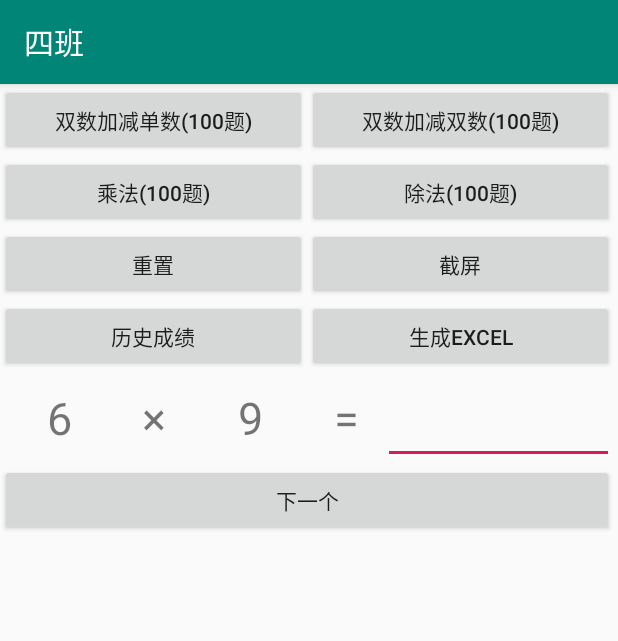
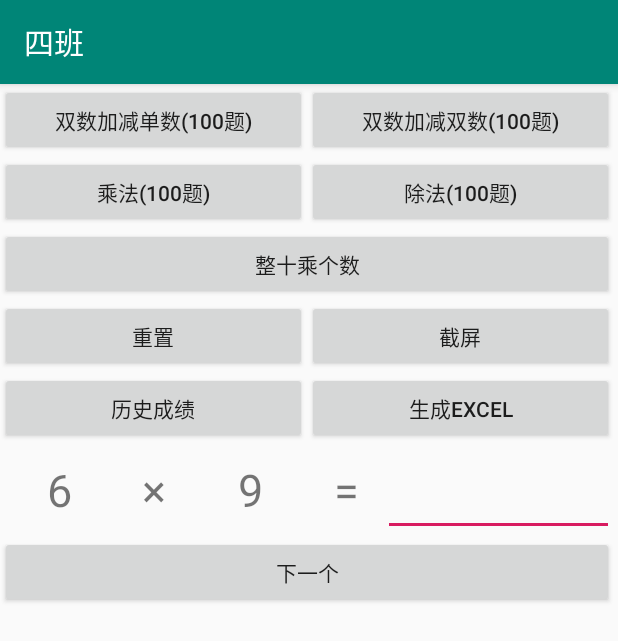
Before and after one commit to nacl025/QiDian, an Android app: the screen it shows after launch (MainActivity), after a tap on "乘法(100题)", on a phone screen of 412 x 824 dp. Shown: the top 641 px of the screen. Run offline under Robolectric (Android 15) with nearby library versions, the phone set to English and light mode, and no system bars; 2 other taps on this screen came first.

Commit message:
添加整十整百乘个数

```diff
--- a/app/src/main/java/com/example/qidian/MainActivity.java
+++ b/app/src/main/java/com/example/qidian/MainActivity.java
@@ -48,7 +48,7 @@ public class MainActivity extends AppCompatActivity implements View.OnClickListe
     private int currtnIdex;
     EquationAdapter adapter;
     Date beginTime, endTime;
-    private int equationType = 1;//1双数加减单数;2双数加减双数;3乘法;4除法
+    private int equationType = 1;//1双数加减单数;2双数加减双数;3乘法;4除法;5整十乘个数
 
 
     @Override
@@ -65,6 +65,7 @@ public class MainActivity extends AppCompatActivity implements View.OnClickListe
         findViewById(R.id.btn_cheng).setOnClickListener(this);
         findViewById(R.id.btn_div).setOnClickListener(this);
         findViewById(R.id.btn_excel).setOnClickListener(this);
+        findViewById(R.id.btn_cheng2).setOnClickListener(this);
         verifyStoragePermissions(this);
 
     }
@@ -79,6 +80,7 @@ public class MainActivity extends AppCompatActivity implements View.OnClickListe
         listView = findViewById(R.id.lv_note);
         layout_yu = findViewById(R.id.layout_yu);
         et_result2 = findViewById(R.id.et_result2);
+
 
         //adapter = new ArrayAdapter<String>(this, android.R.layout.simple_list_item_1, errorList);
     }
@@ -115,6 +117,9 @@ public class MainActivity extends AppCompatActivity implements View.OnClickListe
             case R.id.btn_excel:
                 export();
                 break;
+            case R.id.btn_cheng2:
+                dealBtnCheng2();
+                break;
 
         }
     }
@@ -131,6 +136,15 @@ public class MainActivity extends AppCompatActivity implements View.OnClickListe
     private void dealBtnCheng() {
         reset();
         equationType = 3;
+        initList(equationType, 100);
+        setTextView();
+        beginTime = new Date(System.currentTimeMillis());
+
+    }
+
+    private void dealBtnCheng2() {
+        reset();
+        equationType = 5;
         initList(equationType, 100);
         setTextView();
         beginTime = new Date(System.currentTimeMillis());
@@ -367,8 +381,17 @@ public class MainActivity extends AppCompatActivity implements View.OnClickListe
             a = getRandomNum1();
             b = getRandomNum3();
             c = (int) (Math.random() * 20) % 2;
-        } else if(type == 3){
+        } else if(type == 3) {
             a = getRandomNum4();
+            b = getRandomNum4();
+            c = 2;
+        } else if (type ==5){
+            a = getRandomNum4();
+            if(a%3==1){
+                a =a*100;
+            }else{
+                a =a *10;
+            }
             b = getRandomNum4();
             c = 2;
         } else {
--- a/app/src/main/res/layout/activity_main.xml
+++ b/app/src/main/res/layout/activity_main.xml
@@ -53,6 +53,19 @@
                 android:text="除法(100题)" />
         </LinearLayout>
 
+
+        <LinearLayout
+            android:layout_width="match_parent"
+            android:layout_height="wrap_content"
+            android:orientation="horizontal">
+
+            <Button
+                android:id="@+id/btn_cheng2"
+                android:layout_width="match_parent"
+                android:layout_height="wrap_content"
+                android:layout_weight="1"
+                android:text="整十乘个数" />
+        </LinearLayout>
 
         <LinearLayout
             android:layout_width="match_parent"
```
